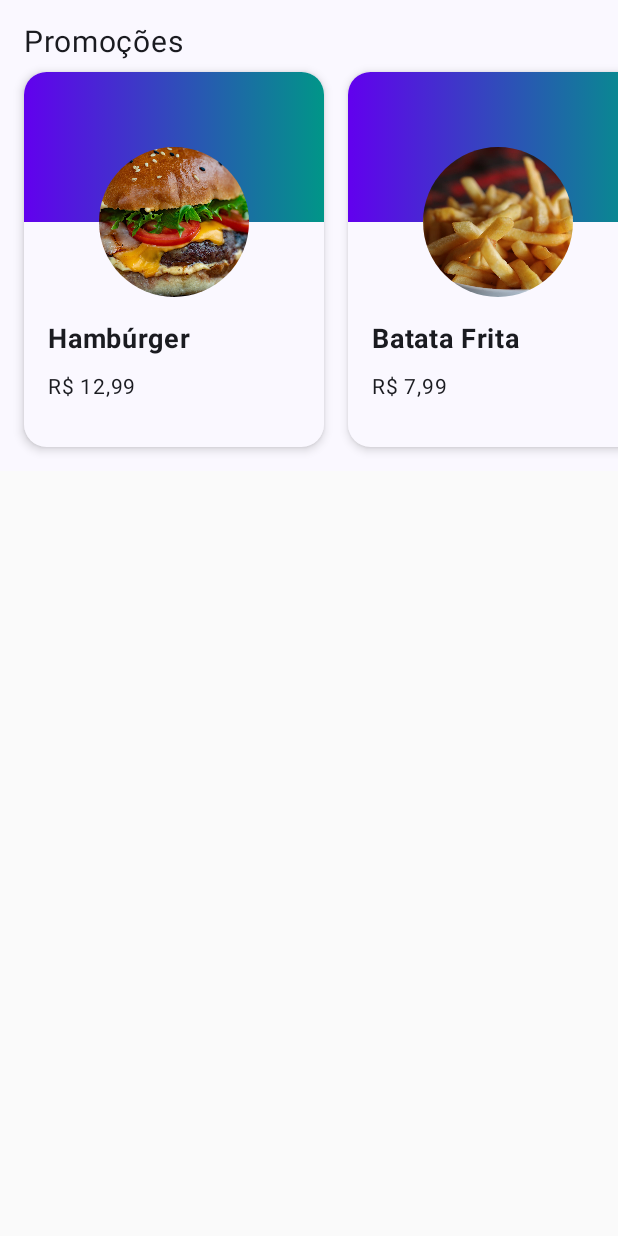
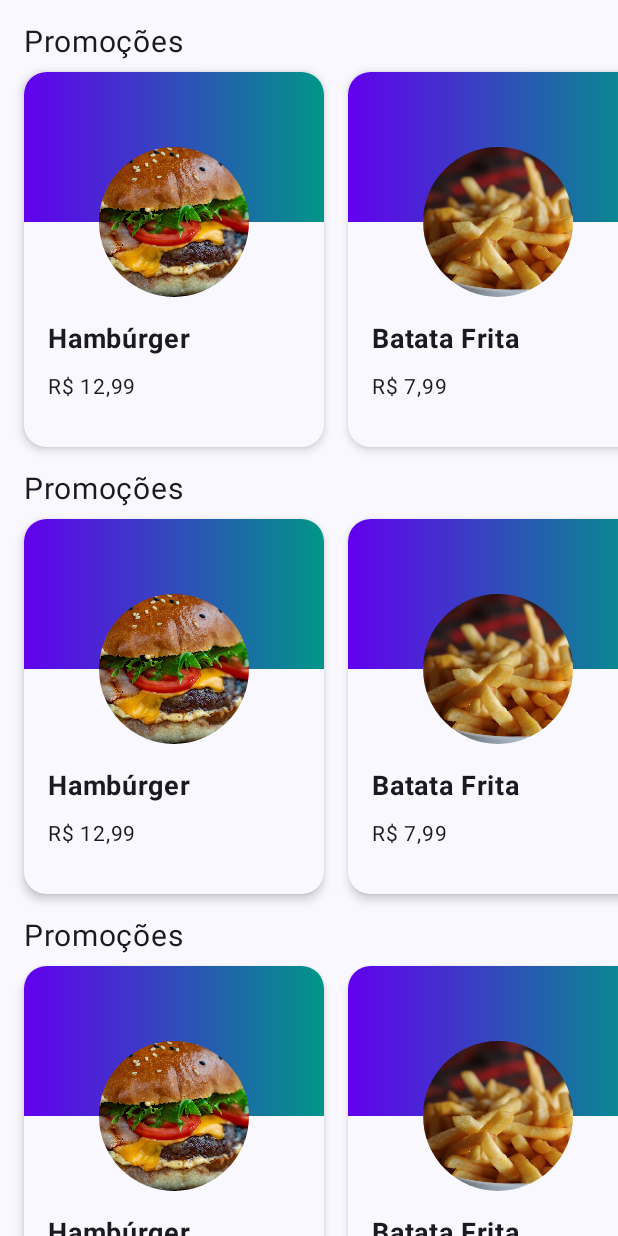
Before and after one commit to eduardobelico/Aluvery, an Android app built with Jetpack Compose: the screen it shows after launch (MainActivity), on a phone screen of 412 x 824 dp. Run offline under Robolectric (Android 15) with nearby library versions, the phone set to English and light mode, and no system bars.

Commit message:
Adicionadas diferentes secoes de produtos. Ajuste dos espacamentos.

```diff
--- a/app/src/main/java/com/example/aluvery/MainActivity.kt
+++ b/app/src/main/java/com/example/aluvery/MainActivity.kt
@@ -4,6 +4,7 @@ import android.os.Bundle
 import androidx.activity.ComponentActivity
 import androidx.activity.compose.setContent
 import androidx.compose.foundation.Image
+import androidx.compose.foundation.ScrollState
 import androidx.compose.foundation.background
 import androidx.compose.foundation.horizontalScroll
 import androidx.compose.foundation.layout.Arrangement
@@ -11,6 +12,7 @@ import androidx.compose.foundation.layout.Box
 import androidx.compose.foundation.layout.Column
 import androidx.compose.foundation.layout.Row
 import androidx.compose.foundation.layout.Spacer
+import androidx.compose.foundation.layout.fillMaxSize
 import androidx.compose.foundation.layout.fillMaxWidth
 import androidx.compose.foundation.layout.height
 import androidx.compose.foundation.layout.heightIn
@@ -21,6 +23,7 @@ import androidx.compose.foundation.layout.width
 import androidx.compose.foundation.rememberScrollState
 import androidx.compose.foundation.shape.CircleShape
 import androidx.compose.foundation.shape.RoundedCornerShape
+import androidx.compose.foundation.verticalScroll
 import androidx.compose.material3.Surface
 import androidx.compose.material3.Text
 import androidx.compose.runtime.Composable
@@ -47,12 +50,27 @@ class MainActivity : ComponentActivity() {
     override fun onCreate(savedInstanceState: Bundle?) {
         super.onCreate(savedInstanceState)
         setContent {
-            AluveryTheme {
-                Surface {
-                    ProductSection()
-                }
+            App()
+        }
+    }
+}
+
+@Composable
+fun App() {
+    AluveryTheme {
+        Surface {
+            Column(
+                Modifier
+                    .fillMaxSize()
+                    .verticalScroll(rememberScrollState()),
+                verticalArrangement = Arrangement.spacedBy(16.dp)
+            ) {
+                Spacer(Modifier)
+                ProductSection()
+                ProductSection()
+                ProductSection()
+                Spacer(Modifier)
             }
-
         }
     }
 }
@@ -119,15 +137,14 @@ fun ProductSection() {
     Column {
         Text(
             text = "Promoções",
-            Modifier.padding(start = 16.dp, top = 16.dp, end = 16.dp),
+            Modifier.padding(start = 16.dp, end = 16.dp),
             fontSize = 20.sp,
             fontWeight = FontWeight(400)
         )
         Row(
             Modifier
                 .padding(
-                    top = 8.dp,
-                    bottom = 16.dp
+                    top = 8.dp
                 )
                 .fillMaxWidth()
                 .horizontalScroll(rememberScrollState()),
@@ -135,26 +152,36 @@ fun ProductSection() {
         ) {
             Spacer(modifier = Modifier)
             ProductItem(
-                Product(name = "Hambúrger",
+                Product(
+                    name = "Hambúrger",
                     price = BigDecimal("12.99"),
                     image = R.drawable.burger
                 )
             )
             ProductItem(
-                Product(name = "Batata Frita",
-                price = BigDecimal("7.99"),
-                image = R.drawable.fries)
+                Product(
+                    name = "Batata Frita",
+                    price = BigDecimal("7.99"),
+                    image = R.drawable.fries
+                )
             )
             ProductItem(
-                Product(name = "Pizza",
+                Product(
+                    name = "Pizza",
                     price = BigDecimal("19.99"),
-                    image = R.drawable.pizza)
+                    image = R.drawable.pizza
+                )
             )
             Spacer(modifier = Modifier)
         }
     }
 }
 
+@Preview(showSystemUi = true)
+@Composable
+fun AppPreview() {
+    App()
+}
 
 @Preview(showBackground = true)
 @Composable
```
